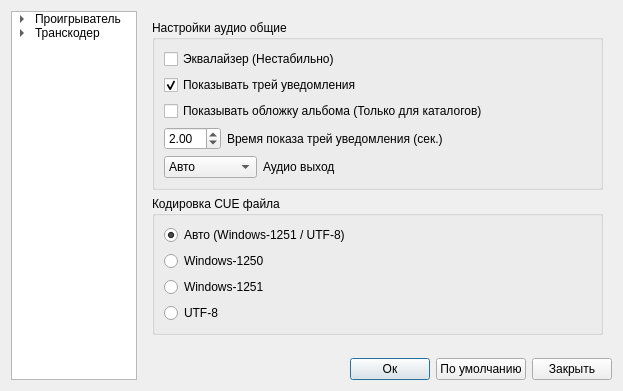
ipse666/cueplayer, file ui/preferences.ui: the form before one commit.
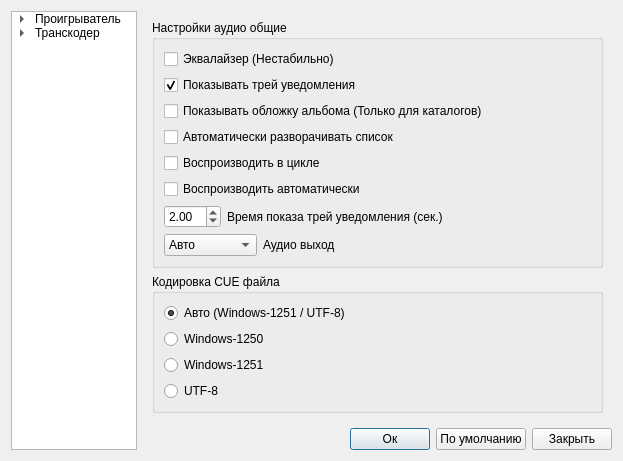
The form after the commit. The open tabs and pages were chosen to show the change. Icons and pictures are not drawn.

Commit message: 40. Автораскрытие списка воспроизведения при добавлении треков

What changed in the file:
```diff
--- a/ui/preferences.ui
+++ b/ui/preferences.ui
@@ -7,7 +7,7 @@
     <x>0</x>
     <y>0</y>
     <width>590</width>
-    <height>391</height>
+    <height>396</height>
    </rect>
   </property>
   <property name="windowTitle">
@@ -507,7 +507,40 @@
             </property>
            </widget>
           </item>
-          <item row="3" column="0">
+          <item row="3" column="0" colspan="3">
+           <widget class="QCheckBox" name="showPLBox">
+            <property name="toolTip">
+             <string>Автоматически разворачивать список воспроизведения
+при открытии файлов-списков или каталогов с файлами.</string>
+            </property>
+            <property name="text">
+             <string>Автоматически разворачивать список</string>
+            </property>
+           </widget>
+          </item>
+          <item row="4" column="0" colspan="3">
+           <widget class="QCheckBox" name="autoReplayBox">
+            <property name="toolTip">
+             <string>Автоматически разворачивать список воспроизведения
+при открытии файлов-списков или каталогов с файлами.</string>
+            </property>
+            <property name="text">
+             <string>Воспроизводить в цикле</string>
+            </property>
+           </widget>
+          </item>
+          <item row="5" column="0" colspan="3">
+           <widget class="QCheckBox" name="autoPlayBox">
+            <property name="toolTip">
+             <string>Автоматически разворачивать список воспроизведения
+при открытии файлов-списков или каталогов с файлами.</string>
+            </property>
+            <property name="text">
+             <string>Воспроизводить автоматически</string>
+            </property>
+           </widget>
+          </item>
+          <item row="6" column="0">
            <widget class="QDoubleSpinBox" name="doubleSpinBox">
             <property name="sizePolicy">
              <sizepolicy hsizetype="Maximum" vsizetype="Fixed">
@@ -523,14 +556,14 @@
             </property>
            </widget>
           </item>
-          <item row="3" column="1" colspan="2">
+          <item row="6" column="1" colspan="2">
            <widget class="QLabel" name="label_31">
             <property name="text">
              <string>Время показа трей уведомления (сек.)</string>
             </property>
            </widget>
           </item>
-          <item row="4" column="0" colspan="2">
+          <item row="7" column="0" colspan="2">
            <widget class="QComboBox" name="audioOutputBox">
             <property name="sizePolicy">
              <sizepolicy hsizetype="Expanding" vsizetype="Fixed">
@@ -590,7 +623,7 @@
             </item>
            </widget>
           </item>
-          <item row="4" column="2">
+          <item row="7" column="2">
            <widget class="QLabel" name="label_33">
             <property name="sizePolicy">
              <sizepolicy hsizetype="Expanding" vsizetype="Preferred">
@@ -646,19 +679,6 @@
          </layout>
         </widget>
        </item>
-       <item row="2" column="0">
-        <spacer name="verticalSpacer_5">
-         <property name="orientation">
-          <enum>Qt::Vertical</enum>
-         </property>
-         <property name="sizeHint" stdset="0">
-          <size>
-           <width>20</width>
-           <height>40</height>
-          </size>
-         </property>
-        </spacer>
-       </item>
       </layout>
      </widget>
      <widget class="QWidget" name="page_9">
```
Left out of the diff: 104 changed lines with no effect on the pictures. The commit also changes 2 other files.
